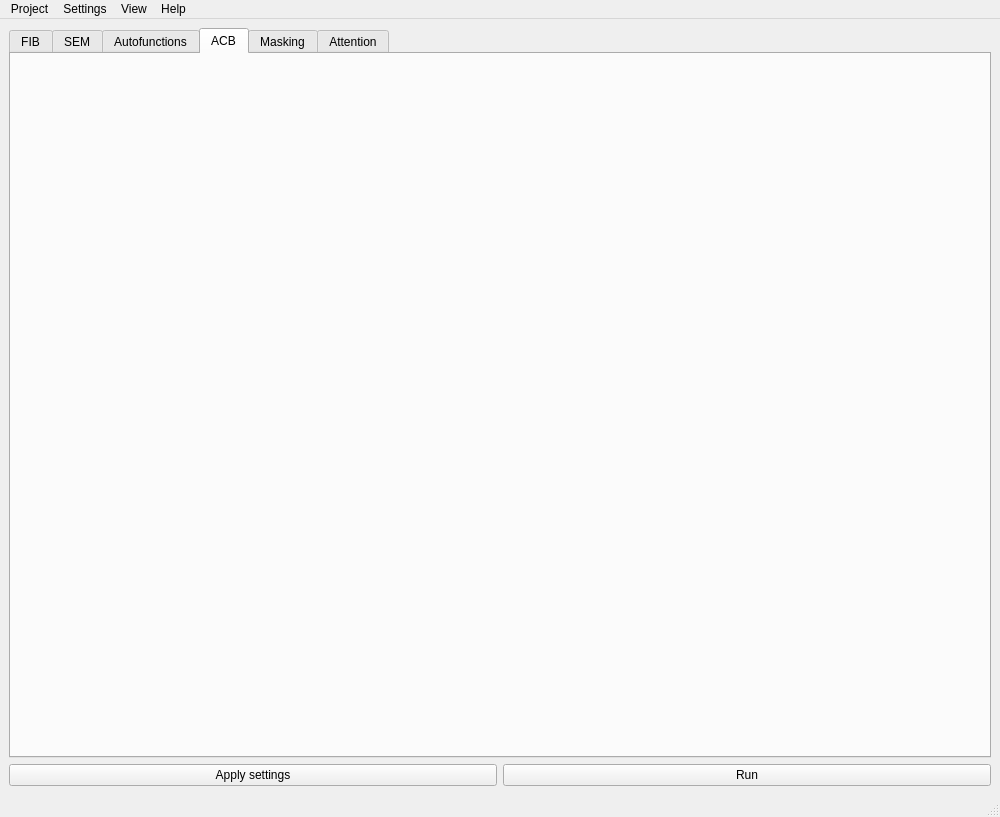
pauquail/FIBSEM_Maestro, file src/GUI/ui/FIBSEM_Maestro_GUI.ui: the form before one commit.
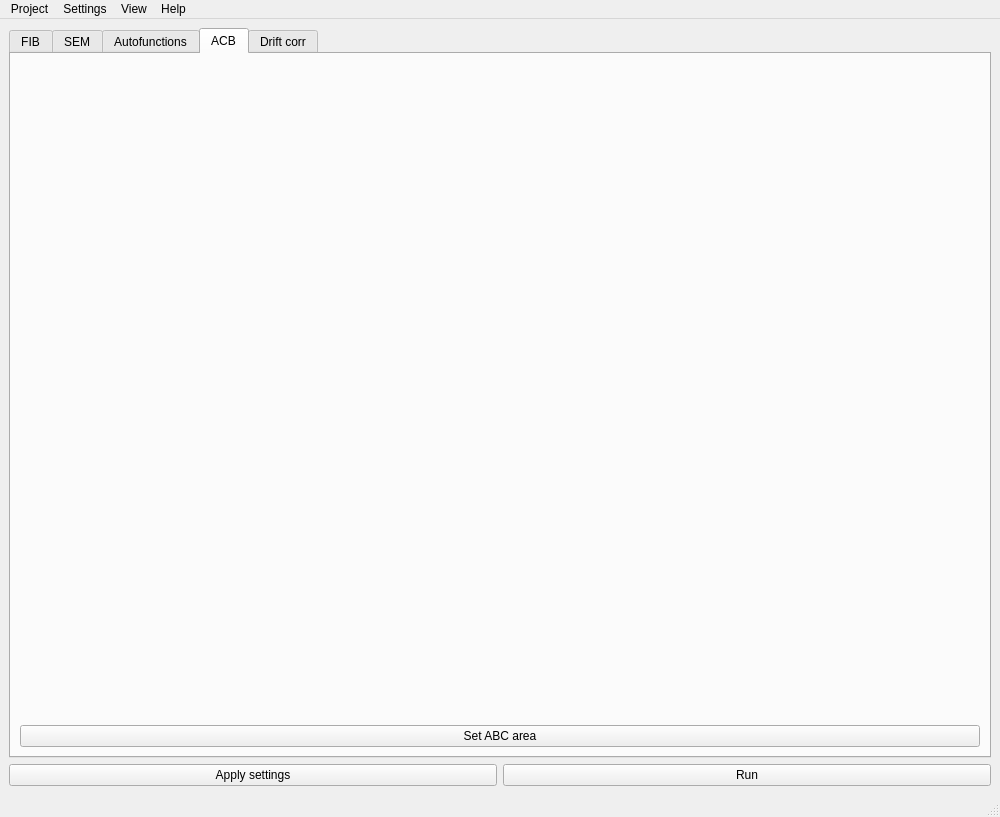
The form after the commit. The open tabs and pages were chosen to show the change.

```diff
--- a/src/GUI/ui/FIBSEM_Maestro_GUI.ui
+++ b/src/GUI/ui/FIBSEM_Maestro_GUI.ui
@@ -320,20 +320,36 @@
          <attribute name="title">
           <string>ACB</string>
          </attribute>
-         <layout class="QVBoxLayout" name="acbVerticalLayout"/>
-        </widget>
-        <widget class="QWidget" name="tabMasking">
+         <layout class="QVBoxLayout" name="acbVerticalLayout">
+          <item>
+           <layout class="QVBoxLayout" name="verticalLayout_3">
+            <item>
+             <widget class="QLabel" name="acbImageLabel">
+              <property name="text">
+               <string/>
+              </property>
+             </widget>
+            </item>
+            <item>
+             <widget class="QPushButton" name="setAcbPushButton">
+              <property name="text">
+               <string>Set ABC area</string>
+              </property>
+             </widget>
+            </item>
+            <item>
+             <layout class="QFormLayout" name="acbFormLayout"/>
+            </item>
+           </layout>
+          </item>
+         </layout>
+        </widget>
+        <widget class="QWidget" name="tabDriftCorrection">
          <attribute name="title">
-          <string>Masking</string>
+          <string>Drift corr</string>
          </attribute>
          <layout class="QVBoxLayout" name="maskingVerticalLayout"/>
         </widget>
-        <widget class="QWidget" name="tabAttention">
-         <attribute name="title">
-          <string>Attention</string>
-         </attribute>
-         <layout class="QVBoxLayout" name="attentionVerticalLayout"/>
-        </widget>
        </widget>
       </item>
      </layout>
```
Left out of the diff: 24 changed lines with no effect on the pictures. Lines whose indentation alone changed are shown as unchanged.
